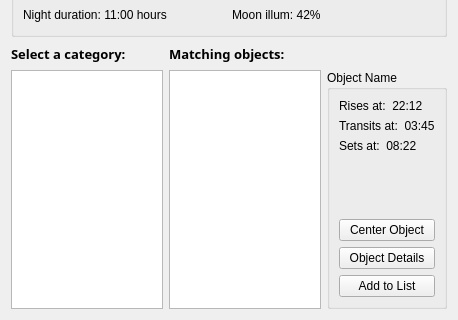
Old version of the form kstars/tools/wutdialog.ui in the repository KDE/kstars; both pictures show x 0 to 458 and y 200 to 520 of the 458 by 520 pixel window.
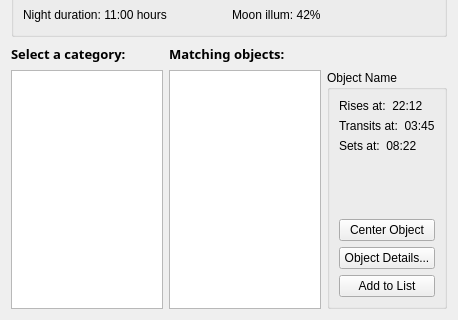
New version of the form.

Diff of the .ui file:
```diff
--- a/kstars/tools/wutdialog.ui
+++ b/kstars/tools/wutdialog.ui
@@ -477,7 +477,7 @@
            <string>Open the Details window for the highlighted object.</string>
           </property>
           <property name="text">
-           <string>Object Details</string>
+           <string>Object Details...</string>
           </property>
          </widget>
         </item>
```
